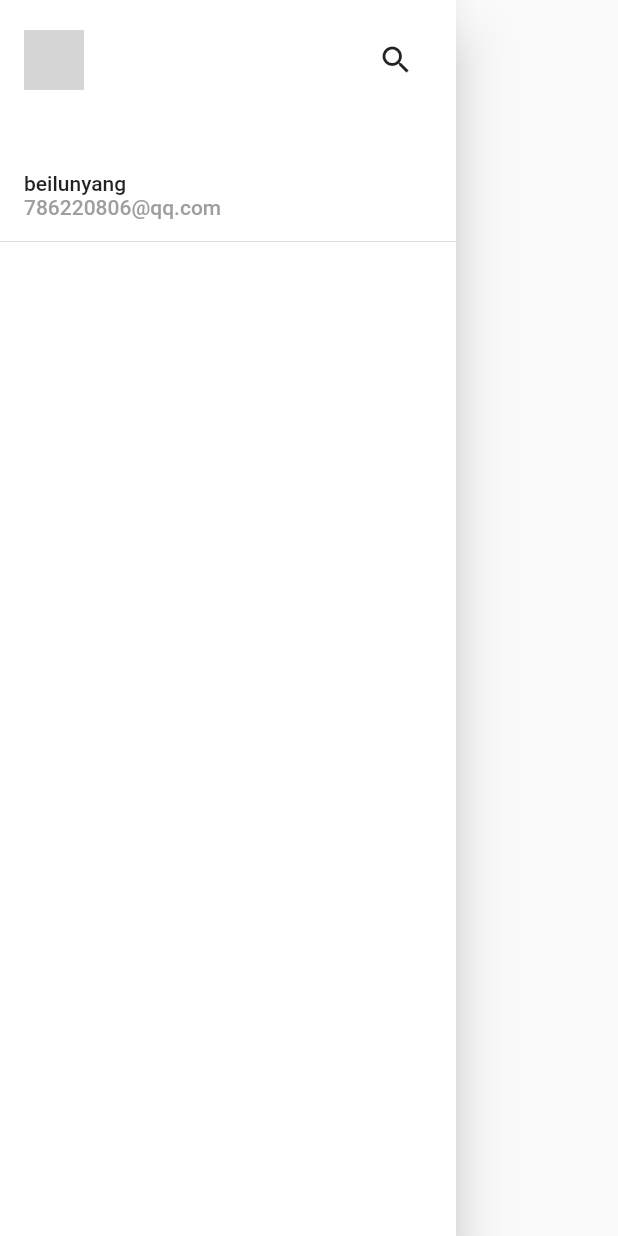
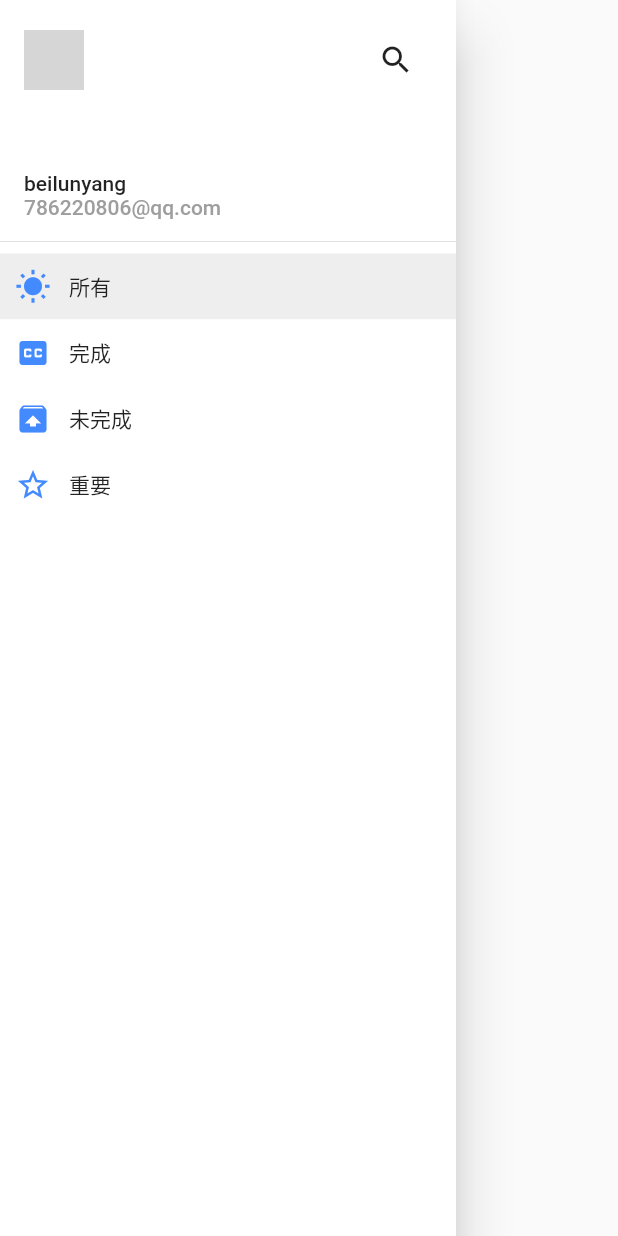
Before and after one commit to demo-box/todoList_redux_flutter, a Flutter app: the MyDrawer widget shown alone on an empty page, opened directly, on a phone screen of 412 x 824 dp. Run offline on Flutter 3.47's test engine with Material 2 defaults, Android fonts, the phone set to English and light mode, and no system bars; our stand-ins replace flutter_redux, flutter_svg, redux, redux_thunk; network calls fail; grey boxes are pictures that could not be loaded.

Commit message:
feat: drawer category list

```diff
--- a/lib/model/appState.dart
+++ b/lib/model/appState.dart
@@ -1,21 +1,26 @@
 import '../model/todo.dart';
 
 class AppState {
+  int cateIdx;
+
   List<Todo> todoList;
 
   AppState({
-    this.todoList
+    this.todoList,
+    this.cateIdx,
   });
 
-  AppState copyWith({ todoList }) {
+  AppState copyWith({ todoList, cateIdx }) {
     return AppState(
       todoList: todoList ?? this.todoList,
+      cateIdx: cateIdx ?? this.cateIdx,
     );
   }
 
   static AppState initialState() {
     return AppState(
       todoList: [],
+      cateIdx: 0,
     );
   }
 }
--- a/lib/redux/actions.dart
+++ b/lib/redux/actions.dart
@@ -20,8 +20,7 @@ changeImportance(payload) => {
   'payload': payload,
 };
 
-addTodoPersist() {
-  return () async {
-
-  };
-}
+changeCateIdx(payload) => {
+  'type': Types.CHANGE_CATE_IDX,
+  'payload': payload,
+};
--- a/lib/redux/reducers.dart
+++ b/lib/redux/reducers.dart
@@ -25,6 +25,8 @@ AppState appReducer(AppState state, action) {
       final int idx = state.todoList.indexWhere((todo) => todo.id == payload);
       todoList[idx].importance = !todoList[idx].importance;
       return state.copyWith();
+    case Types.CHANGE_CATE_IDX:
+      return state.copyWith(cateIdx: payload);
   }
   return state;
 }
--- a/lib/redux/types.dart
+++ b/lib/redux/types.dart
@@ -3,4 +3,5 @@ enum Types {
   REMOVE_TODO,
   CHANGE_TODO_FINISHED,
   CHANGE_TODO_IMPORTANCE,
+  CHANGE_CATE_IDX,
 }
--- a/lib/widgets/drawer.dart
+++ b/lib/widgets/drawer.dart
@@ -1,7 +1,66 @@
 import 'package:flutter/material.dart';
+import 'package:flutter_redux/flutter_redux.dart';
 import '../pages/search.dart';
+import '../model/appState.dart';
+import '../redux/actions.dart';
 
-class MyDrawer extends StatelessWidget {
+
+class MyDrawer extends StatefulWidget {
+  @override
+  MyDrawerState createState() {
+    return new MyDrawerState();
+  }
+}
+
+class MyDrawerState extends State<MyDrawer> {
+  final List cates = [
+    {
+      'title': '所有',
+      'icon': Icons.wb_sunny,
+    },
+    {
+      'title': '完成',
+      'icon': Icons.closed_caption,
+    },
+    {
+      'title': '未完成',
+      'icon': Icons.unarchive,
+    },
+    {
+      'title': '重要',
+      'icon': Icons.star_border,
+    },
+  ];
+
+  Widget _buildDrawerBody(DrawerViewModel vm) {
+    List<Widget> body = [];
+    for (var i = 0; i < cates.length; i++) {
+      body.add(DecoratedBox(
+        decoration: BoxDecoration(color: vm.selectedIdx == i ? Colors.grey[200]: Colors.white),
+        child: InkWell(
+          onTap: () {
+            vm.changeCateIdx(i);
+          },
+          child: Padding(
+            padding: const EdgeInsets.all(10.0),
+            child: Row(
+              children: <Widget>[
+                Icon(cates[i]['icon'], color: Colors.blueAccent),
+                Padding(
+                  padding: const EdgeInsets.only(left: 12.0),
+                  child: Text(cates[i]['title']),
+                ),
+              ],
+            ),
+          ),
+        ),
+      ));
+    }
+    return Column(
+      children: body,
+    );
+  }
+
   @override
   Widget build(BuildContext context) {
     return Drawer(
@@ -9,7 +68,14 @@ class MyDrawer extends StatelessWidget {
         decoration: BoxDecoration(
           color: Colors.white,
         ),
-        child: Column(
+        child: StoreConnector<AppState, DrawerViewModel>(
+          converter: (store) => DrawerViewModel(
+            selectedIdx: store.state.cateIdx,
+            changeCateIdx: (int idx) {
+              store.dispatch(changeCateIdx(idx));
+            },
+          ),
+          builder: (context, vm) => ListView(
             children: <Widget>[
               DrawerHeader(
                 child: Column(
@@ -38,9 +104,21 @@ class MyDrawer extends StatelessWidget {
                   ],
                 ),
               ),
+              _buildDrawerBody(vm),
             ],
+          ),
         ),
       ),
     );
   }
 }
+
+class DrawerViewModel {
+  int selectedIdx;
+  Function changeCateIdx;
+
+  DrawerViewModel({
+    this.selectedIdx,
+    this.changeCateIdx,
+  });
+}
```
Lines whose indentation alone changed are shown as unchanged.
